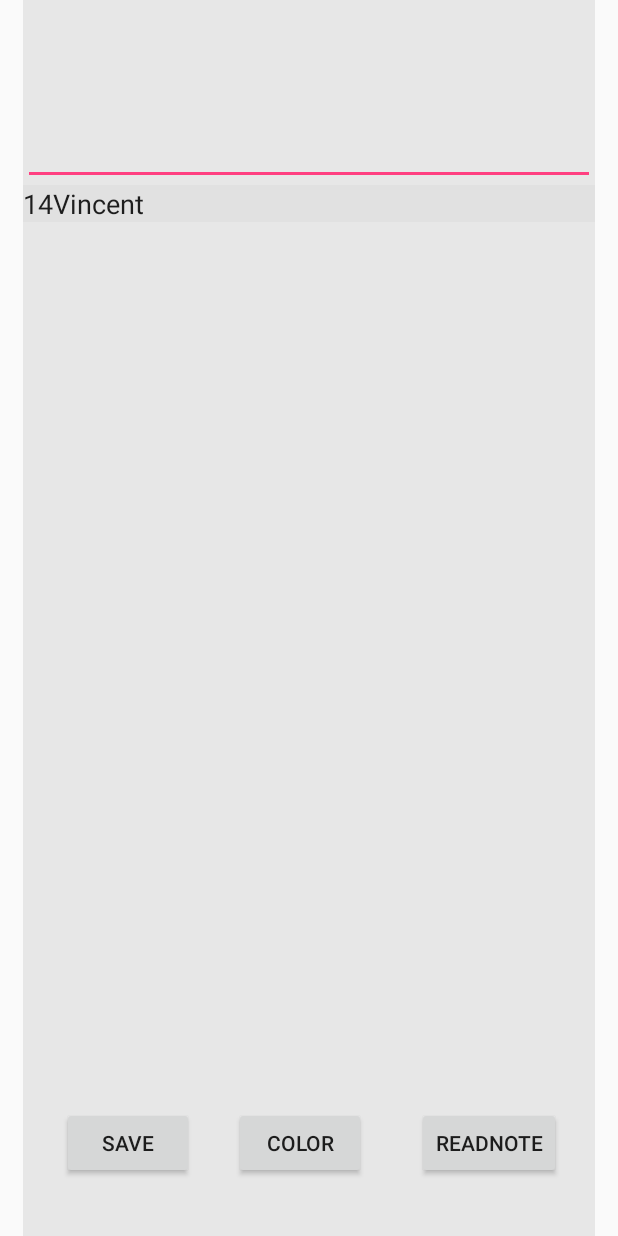
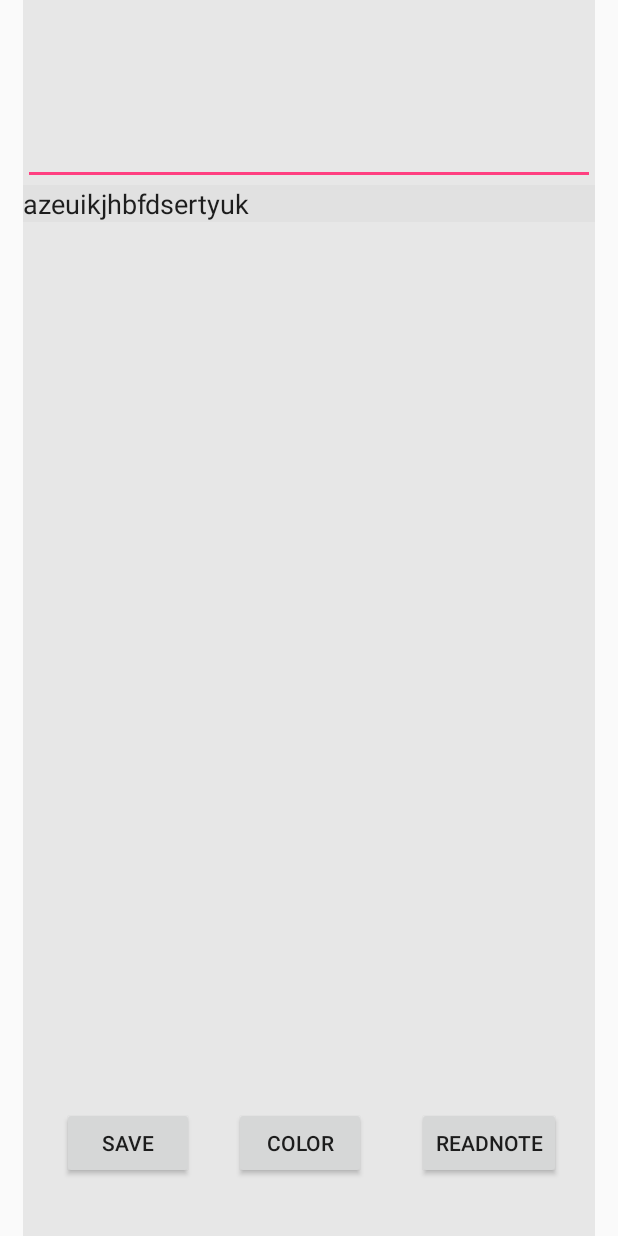
Before and after one commit to VincentGuidon/AndPad, an Android app: the NotePadActivity screen opened directly, with no data from a screen before it, after a tap on "READNOTE", on a phone screen of 412 x 824 dp. Run offline under Robolectric (Android 15) with nearby library versions, the phone set to English and light mode, and no system bars.

Commit message:
add singleton to contain allList

```diff
--- a/app/src/main/java/com/andpad/andpad/ListContainer.java
+++ b/app/src/main/java/com/andpad/andpad/ListContainer.java
@@ -5,7 +5,8 @@ package com.andpad.andpad;
  */
 
 public class ListContainer {
-    public String Title;
-    public String Date;
-    public String Content;
+    public String   Title;
+    public String   Content;
+    public String   Date;
+    public int      Color;
 }
--- a/app/src/main/java/com/andpad/andpad/NotePadActivity.java
+++ b/app/src/main/java/com/andpad/andpad/NotePadActivity.java
@@ -15,11 +15,22 @@ import android.widget.Toast;
 import com.andpad.json.JsonHandle;
 import com.andpad.json.PojoListNote;
 
+import java.text.SimpleDateFormat;
+import java.util.Date;
+import java.util.List;
+
 /**
  * Created by Vincent on 26/03/2017.
  */
 
 public class NotePadActivity extends Activity implements ColorPickerDialog.OnColorChangedListener{
+
+    private PojoListNote    listNote;
+    private int             position;
+    private String          Title;
+    private String          Content;
+    private String          Date;
+    private int             backGroundColor;
 
     @Override
     protected void onCreate(Bundle savedInstanceState) {
@@ -28,9 +39,12 @@ public class NotePadActivity extends Activity implements ColorPickerDialog.OnCol
 
         Intent intent = getIntent();
 
-        String Title = intent.getStringExtra("Title");
-        String Content= intent.getStringExtra("Content");
-        String Date= intent.getStringExtra("Date");
+        listNote = new PojoListNote();
+        Title = intent.getStringExtra("Title");
+        Content = intent.getStringExtra("Content");
+        Date = intent.getStringExtra("Date");
+        backGroundColor = intent.getIntExtra("BackGround", 0);
+        position = intent.getIntExtra("Position", -1);
 
         setContentView(R.layout.notepad_activity);
 
@@ -53,18 +67,30 @@ public class NotePadActivity extends Activity implements ColorPickerDialog.OnCol
     }
 
     public void saveNote(View view) {
-        JsonHandle.writeFile(getApplicationContext());
+
+        Date date = new Date();
+        String dateStr = new SimpleDateFormat("yyyy/MM/dd").format(date);
+
+        ListContainer container = new ListContainer();
+        container.Title = "Vicnent";
+        container.Date = "20011/1995";
+        container.Content = "azeuikjhbfdsertyuk";
+        container.Color = 222;
+
+        listNote.noteList.add(container);
+
+        JsonHandle.writeFile(getApplicationContext(), listNote);
     }
 
     public void readNote(View view) {
         PojoListNote allNotes = JsonHandle.readFile(getApplicationContext());
         if (allNotes == null)
         {
-
+            ((EditText) findViewById(R.id.TextViewContent)).setText("No note save!");
         }
         else
         {
-            ((EditText) findViewById(R.id.TextViewContent)).setText(allNotes.beau + allNotes.Name);
+            ((EditText) findViewById(R.id.TextViewContent)).setText(allNotes.noteList.get(0).Content);
         }
     }
 }
--- a/app/src/main/java/com/andpad/json/PojoListNote.java
+++ b/app/src/main/java/com/andpad/json/PojoListNote.java
@@ -1,5 +1,9 @@
 package com.andpad.json;
 
+import com.andpad.andpad.ListContainer;
+
+import java.util.ArrayList;
+import java.util.Date;
 import java.util.List;
 
 /**
@@ -8,7 +12,13 @@ import java.util.List;
 
 public class PojoListNote {
 
-    public String  Name;
+ /*   public String  Name;
     public int     beau;
-    public List    list;
+    public List    list;*/
+    public List<ListContainer> noteList;
+
+    public PojoListNote () {
+        noteList = new ArrayList<ListContainer>();
+    }
+
 }
```
Also changed, not shown: app/src/main/java/com/andpad/andpad/ListNote.java (added, +55 -0 lines), app/src/main/java/com/andpad/andpad/NotePadList.java (+17 -6 lines), app/src/main/java/com/andpad/json/JsonHandle.java (+5 -4 lines).
